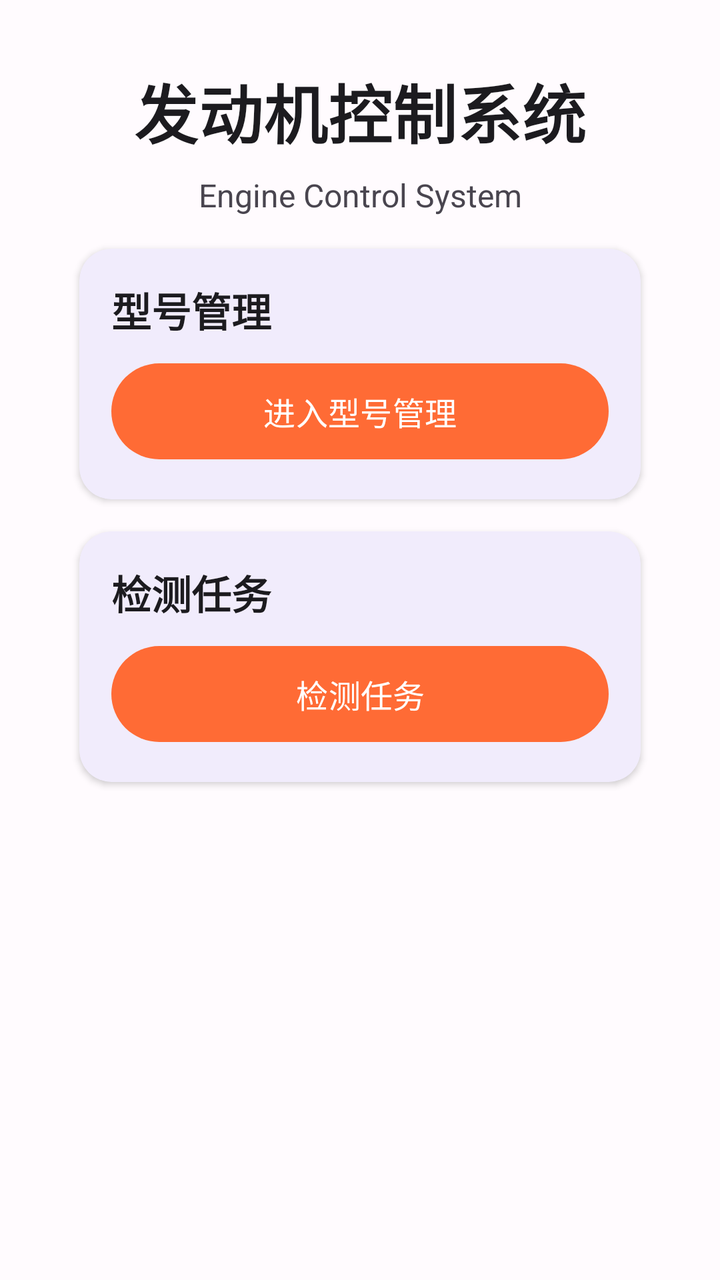
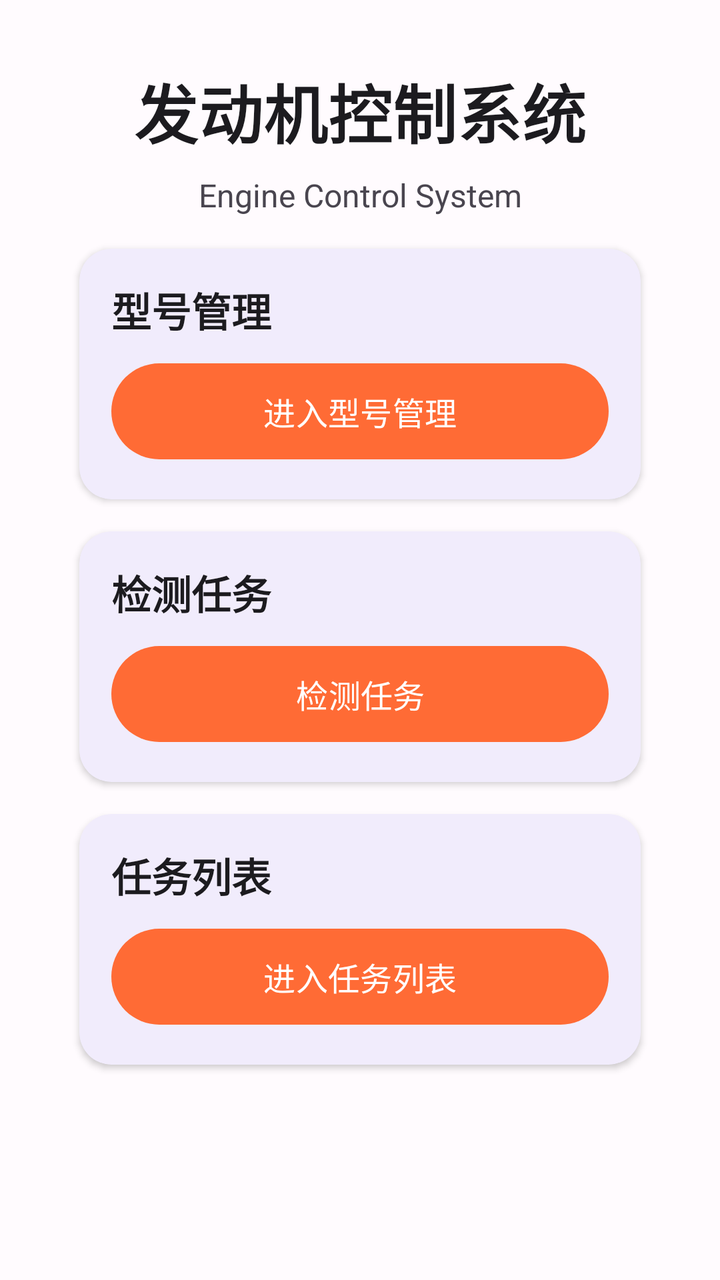

Before-and-after screenshots of an Android layout around one commit, followed by the original layout XML and the change that was made.
<!-- AndroidManifest.xml: application theme Theme.DeviceControl -->
<!-- res/layout/activity_main.xml -->
<?xml version="1.0" encoding="utf-8"?>
<androidx.core.widget.NestedScrollView xmlns:android="http://schemas.android.com/apk/res/android"
    xmlns:app="http://schemas.android.com/apk/res-auto"
    xmlns:tools="http://schemas.android.com/tools"
    android:layout_width="match_parent"
    android:layout_height="match_parent"
    android:background="@color/background"
    android:fillViewport="true">

    <androidx.constraintlayout.widget.ConstraintLayout
        android:layout_width="match_parent"
        android:layout_height="wrap_content"
        android:paddingHorizontal="@dimen/spacing_large"
        android:paddingVertical="@dimen/spacing_medium">

    
    <TextView
        android:id="@+id/tvTitle"
        android:layout_width="wrap_content"
        android:layout_height="wrap_content"
        android:text="发动机控制系统"
        android:textSize="32sp"
        android:textStyle="bold"
        android:textColor="@color/on_background"
        android:fontFamily="sans-serif-medium"
        android:letterSpacing="0.01"
        app:layout_constraintTop_toTopOf="parent"
        app:layout_constraintStart_toStartOf="parent"
        app:layout_constraintEnd_toEndOf="parent"
        android:layout_marginTop="@dimen/spacing_medium" />

    
    <TextView
        android:id="@+id/tvSubtitle"
        android:layout_width="wrap_content"
        android:layout_height="wrap_content"
        android:text="Engine Control System"
        android:textSize="16sp"
        android:textColor="@color/text_secondary"
        app:layout_constraintTop_toBottomOf="@id/tvTitle"
        app:layout_constraintStart_toStartOf="parent"
        app:layout_constraintEnd_toEndOf="parent"
        android:layout_marginTop="@dimen/spacing_small" />

    
    <com.google.android.material.card.MaterialCardView
        android:id="@+id/cardModelManagement"
        android:layout_width="0dp"
        android:layout_height="wrap_content"
        android:layout_marginTop="@dimen/spacing_medium"
        app:cardCornerRadius="@dimen/card_corner_radius"
        app:cardElevation="@dimen/card_elevation"
        app:strokeWidth="0dp"
        app:layout_constraintTop_toBottomOf="@id/tvSubtitle"
        app:layout_constraintStart_toStartOf="parent"
        app:layout_constraintEnd_toEndOf="parent"
        app:layout_constraintWidth_percent="0.9">

        <LinearLayout
            android:layout_width="match_parent"
            android:layout_height="wrap_content"
            android:orientation="vertical"
            android:padding="@dimen/card_padding">

            <TextView
                android:layout_width="wrap_content"
                android:layout_height="wrap_content"
                android:text="型号管理"
                android:textSize="20sp"
                android:textStyle="bold"
                android:textColor="@color/on_background"
                android:layout_marginBottom="@dimen/spacing_small" />

            <TextView
                android:layout_width="wrap_content"
                android:layout_height="wrap_content"
                android:text="管理发动机型号和配置项"
                android:textSize="14sp"
                android:visibility="gone"
                android:textColor="@color/text_secondary"
                android:layout_marginBottom="@dimen/spacing_medium" />

            <com.google.android.material.button.MaterialButton
                android:id="@+id/btnModelManagement"
                android:layout_width="match_parent"
                android:layout_height="@dimen/button_height"
                android:text="进入型号管理"
                style="@style/AccentButton" />
        </LinearLayout>
    </com.google.android.material.card.MaterialCardView>

    
    <com.google.android.material.card.MaterialCardView
        android:id="@+id/cardTaskCreate"
        android:layout_width="0dp"
        android:layout_height="wrap_content"
        android:layout_marginTop="@dimen/spacing_medium"
        app:cardCornerRadius="@dimen/card_corner_radius"
        app:cardElevation="@dimen/card_elevation"
        app:strokeWidth="0dp"
        app:layout_constraintTop_toBottomOf="@id/cardModelManagement"
        app:layout_constraintStart_toStartOf="parent"
        app:layout_constraintEnd_toEndOf="parent"
        app:layout_constraintWidth_percent="0.9">

        <LinearLayout
            android:layout_width="match_parent"
            android:layout_height="wrap_content"
            android:orientation="vertical"
            android:padding="@dimen/card_padding">

            <TextView
                android:layout_width="wrap_content"
                android:layout_height="wrap_content"
                android:text="检测任务"
                android:textSize="20sp"
                android:textStyle="bold"
                android:textColor="@color/on_background"
                android:layout_marginBottom="@dimen/spacing_small" />

            <TextView
                android:layout_width="wrap_content"
                android:layout_height="wrap_content"
                android:text="创建新的发动机检测任务"
                android:textSize="14sp"
                android:visibility="gone"
                android:textColor="@color/text_secondary"
                android:layout_marginBottom="@dimen/spacing_medium" />

            <com.google.android.material.button.MaterialButton
                android:id="@+id/btnTaskCreate"
                android:layout_width="match_parent"
                android:layout_height="@dimen/button_height"
                android:text="检测任务"
                style="@style/AccentButton" />
        </LinearLayout>
    </com.google.android.material.card.MaterialCardView>

    
    <com.google.android.material.card.MaterialCardView
        android:id="@+id/cardTaskControl"
        android:layout_width="0dp"
        android:layout_height="wrap_content"
        android:layout_marginTop="@dimen/spacing_medium"
        android:visibility="gone"
        app:cardCornerRadius="@dimen/card_corner_radius"
        app:cardElevation="@dimen/card_elevation"
        app:strokeWidth="0dp"
        app:layout_constraintTop_toBottomOf="@id/cardTaskCreate"
        app:layout_constraintStart_toStartOf="parent"
        app:layout_constraintEnd_toEndOf="parent"
        app:layout_constraintWidth_percent="0.9">

        <LinearLayout
            android:layout_width="match_parent"
            android:layout_height="wrap_content"
            android:orientation="vertical"
            android:padding="@dimen/card_padding">

            <TextView
                android:layout_width="wrap_content"
                android:layout_height="wrap_content"
                android:text="任务控制"
                android:textSize="20sp"
                android:textStyle="bold"
                android:textColor="@color/on_background"
                android:layout_marginBottom="@dimen/spacing_small" />

            <TextView
                android:layout_width="wrap_content"
                android:layout_height="wrap_content"
                android:text="执行和控制发动机任务"
                android:textSize="14sp"
                android:textColor="@color/text_secondary"
                android:layout_marginBottom="@dimen/spacing_medium" />

            <com.google.android.material.button.MaterialButton
                android:id="@+id/btnTaskControl"
                android:layout_width="match_parent"
                android:layout_height="@dimen/button_height"
                android:text="任务控制"
                style="@style/AccentButton" />
        </LinearLayout>
    </com.google.android.material.card.MaterialCardView>

    </androidx.constraintlayout.widget.ConstraintLayout>
</androidx.core.widget.NestedScrollView>
<!-- resources referenced by this layout -->
<resources>
  <color name="background">#FFFBFE</color>
  <color name="on_background">#1C1B1F</color>
  <color name="text_secondary">#49454F</color>
  <dimen name="button_height">56dp</dimen>
  <dimen name="card_corner_radius">16dp</dimen>
  <dimen name="card_elevation">2dp</dimen>
  <dimen name="card_padding">16dp</dimen>
  <dimen name="spacing_large">24dp</dimen>
  <dimen name="spacing_medium">16dp</dimen>
  <dimen name="spacing_small">8dp</dimen>
  <style name="AccentButton" parent="PrimaryButton">
          <item name="backgroundTint">@color/accent_orange</item>
          <item name="android:textColor">@color/on_accent_orange</item>
      </style>
  <style name="Theme.DeviceControl" parent="Theme.Material3.DayNight.NoActionBar">
          <item name="colorPrimary">@color/primary</item>
          <item name="colorOnPrimary">@color/white</item>
          <item name="android:statusBarColor">@color/primary</item>
          <item name="android:windowLightStatusBar" tools:ignore="NewApi">false</item>
      </style>
  <style name="PrimaryButton" parent="Widget.Material3.Button">
          <item name="android:layout_height">@dimen/button_height</item>
          <item name="android:minHeight">@dimen/button_height</item>
          <item name="cornerRadius">@dimen/button_corner_radius</item>
          <item name="android:textAllCaps">false</item>
          <item name="android:textSize">16sp</item>
          <item name="android:fontFamily">sans-serif-medium</item>
      </style>
  <color name="accent_orange">#FF6B35</color>
  <color name="on_accent_orange">#FFFFFF</color>
  <color name="primary">#4E68E2</color>
  <color name="white">#FFFFFF</color>
  <dimen name="button_corner_radius">28dp</dimen>
</resources>

<!-- the commit's change to res/layout/activity_main.xml (unified diff, before → after) -->
@@ -138,6 +138,53 @@
 
     
     <com.google.android.material.card.MaterialCardView
+        android:id="@+id/cardTaskList"
+        android:layout_width="0dp"
+        android:layout_height="wrap_content"
+        android:layout_marginTop="@dimen/spacing_medium"
+        app:cardCornerRadius="@dimen/card_corner_radius"
+        app:cardElevation="@dimen/card_elevation"
+        app:strokeWidth="0dp"
+        app:layout_constraintTop_toBottomOf="@id/cardTaskCreate"
+        app:layout_constraintStart_toStartOf="parent"
+        app:layout_constraintEnd_toEndOf="parent"
+        app:layout_constraintWidth_percent="0.9">
+
+        <LinearLayout
+            android:layout_width="match_parent"
+            android:layout_height="wrap_content"
+            android:orientation="vertical"
+            android:padding="@dimen/card_padding">
+
+            <TextView
+                android:layout_width="wrap_content"
+                android:layout_height="wrap_content"
+                android:text="任务列表"
+                android:textSize="20sp"
+                android:textStyle="bold"
+                android:textColor="@color/on_background"
+                android:layout_marginBottom="@dimen/spacing_small" />
+
+            <TextView
+                android:layout_width="wrap_content"
+                android:layout_height="wrap_content"
+                android:text="查看和管理所有检测任务"
+                android:textSize="14sp"
+                android:visibility="gone"
+                android:textColor="@color/text_secondary"
+                android:layout_marginBottom="@dimen/spacing_medium" />
+
+            <com.google.android.material.button.MaterialButton
+                android:id="@+id/btnTaskList"
+                android:layout_width="match_parent"
+                android:layout_height="@dimen/button_height"
+                android:text="进入任务列表"
+                style="@style/AccentButton" />
+        </LinearLayout>
+    </com.google.android.material.card.MaterialCardView>
+
+    
+    <com.google.android.material.card.MaterialCardView
         android:id="@+id/cardTaskControl"
         android:layout_width="0dp"
         android:layout_height="wrap_content"
@@ -146,7 +193,7 @@
         app:cardCornerRadius="@dimen/card_corner_radius"
         app:cardElevation="@dimen/card_elevation"
         app:strokeWidth="0dp"
-        app:layout_constraintTop_toBottomOf="@id/cardTaskCreate"
+        app:layout_constraintTop_toBottomOf="@id/cardTaskList"
         app:layout_constraintStart_toStartOf="parent"
         app:layout_constraintEnd_toEndOf="parent"
         app:layout_constraintWidth_percent="0.9">
